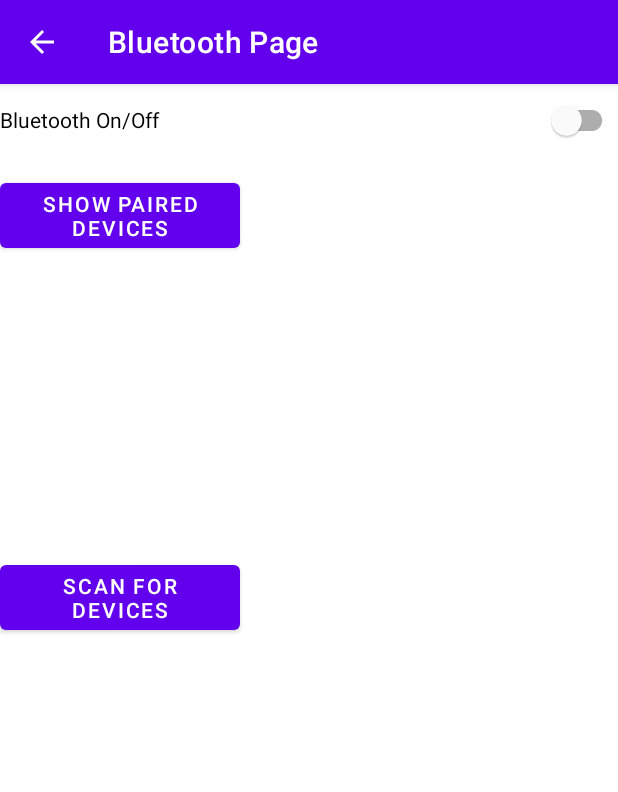
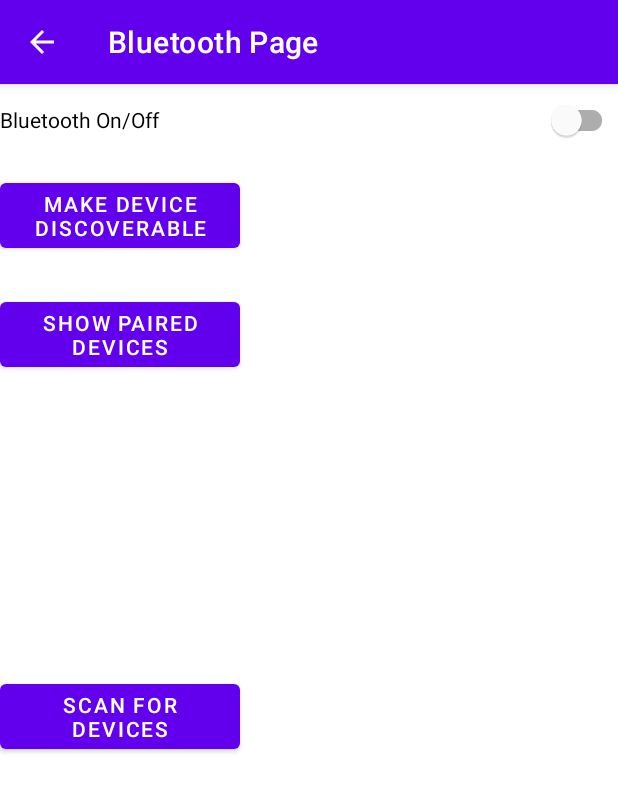
Before and after one commit to HypotheticalWhale/MDP-Application, an Android app: the ApplicationActivity screen opened directly, with no data from a screen before it, on a phone screen of 412 x 824 dp. Shown: the top 792 px of the screen. Run offline under Robolectric (Android 15) with nearby library versions, the phone set to English and light mode, and no system bars.

Commit message:
Fixed Permission issue for bluetooth scanning

```diff
--- a/app/src/main/java/com/example/mdpapplication/ApplicationActivity.java
+++ b/app/src/main/java/com/example/mdpapplication/ApplicationActivity.java
@@ -48,7 +48,7 @@ import java.util.Set;
 import java.util.UUID;
 
 public class ApplicationActivity extends AppCompatActivity {
-    Button b_list, b_scan;
+    Button b_list, b_scan, b_discover;
     SwitchMaterial bluetoothSwitch;
     ListView pairedList, scannedList;
     BluetoothAdapter bluetoothAdapter;
@@ -66,6 +66,7 @@ public class ApplicationActivity extends AppCompatActivity {
 
         b_list = findViewById(R.id.b_list);
         b_scan = findViewById(R.id.b_scan);
+        b_discover = findViewById(R.id.b_discover);
         pairedList = findViewById(R.id.pairedList);
         scannedList = findViewById(R.id.scannedList);
 
@@ -91,9 +92,6 @@ public class ApplicationActivity extends AppCompatActivity {
         scannedList.setOnItemClickListener(mScannedDeviceClickListener);
 
         ApplicationActivity.this.registerReceiver(ActionFoundReceiver, new IntentFilter(BluetoothDevice.ACTION_FOUND));
-
-        Intent intent = new Intent(BluetoothAdapter.ACTION_REQUEST_DISCOVERABLE);
-        startActivity(intent);
 
         bluetoothSwitch.setOnClickListener(new View.OnClickListener() {
             @Override
@@ -135,6 +133,7 @@ public class ApplicationActivity extends AppCompatActivity {
                         //                                          int[] grantResults)
                         // to handle the case where the user grants the permission. See the documentation
                         // for ActivityCompat#requestPermissions for more details.
+                        ActivityCompat.requestPermissions(ApplicationActivity.this, new String[]{Manifest.permission.BLUETOOTH_CONNECT}, 000);
                         return;
                     }
                 }
@@ -158,6 +157,27 @@ public class ApplicationActivity extends AppCompatActivity {
                 }
             }
 
+        });
+
+        b_discover.setOnClickListener(new View.OnClickListener() {
+            @Override
+            public void onClick(View v) {
+                if (Build.VERSION.SDK_INT >= Build.VERSION_CODES.S) {
+                    if (ActivityCompat.checkSelfPermission(ApplicationActivity.this, Manifest.permission.BLUETOOTH_ADVERTISE) != PackageManager.PERMISSION_GRANTED) {
+                        // TODO: Consider calling
+                        //    ActivityCompat#requestPermissions
+                        // here to request the missing permissions, and then overriding
+                        //   public void onRequestPermissionsResult(int requestCode, String[] permissions,
+                        //                                          int[] grantResults)
+                        // to handle the case where the user grants the permission. See the documentation
+                        // for ActivityCompat#requestPermissions for more details.
+                        ActivityCompat.requestPermissions(ApplicationActivity.this, new String[]{Manifest.permission.BLUETOOTH_ADVERTISE}, 000);
+                        return;
+                    }
+                }
+                Intent intent = new Intent(BluetoothAdapter.ACTION_REQUEST_DISCOVERABLE);
+                startActivity(intent);
+            }
         });
 
         b_scan.setOnClickListener(new View.OnClickListener() {
@@ -205,8 +225,15 @@ public class ApplicationActivity extends AppCompatActivity {
                 }
 
                 if (bluetoothAdapter.isEnabled()) {
-                    btArrayAdapter.clear();
-                    bluetoothAdapter.startDiscovery();
+                    if(bluetoothAdapter.isDiscovering()){
+                        bluetoothAdapter.cancelDiscovery();
+                        btArrayAdapter.clear();
+                        bluetoothAdapter.startDiscovery();
+                    }
+                    else{
+                        btArrayAdapter.clear();
+                        bluetoothAdapter.startDiscovery();
+                    }
                 } else {
                     showToast("Bluetooth is not on!");
                 }
--- a/app/src/main/res/layout/activity_application.xml
+++ b/app/src/main/res/layout/activity_application.xml
@@ -22,6 +22,15 @@
             android:layout_width="match_parent"
             android:layout_height="wrap_content"
             android:text="Bluetooth On/Off" />
+
+        <Button
+            android:id="@+id/b_discover"
+            android:layout_width="160dp"
+            android:layout_height="wrap_content"
+            android:layout_marginTop="12dp"
+            android:layout_marginBottom="12dp"
+            android:layout_marginEnd="100dp"
+            android:text="Make device discoverable" />
 
         <Button
             android:id="@+id/b_list"
```
